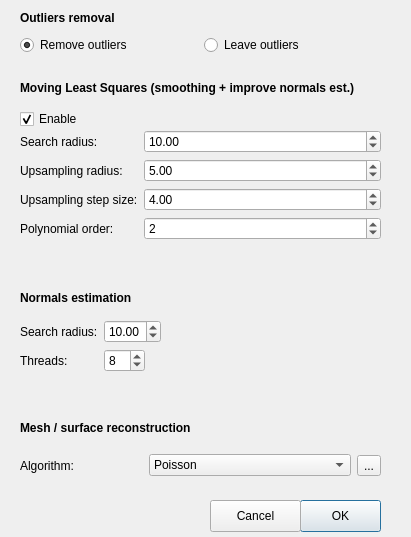
Old version of the form visualization/cave_view/paramsdialog.ui in the repository mathieu-clement/cs690-cave-surveying.
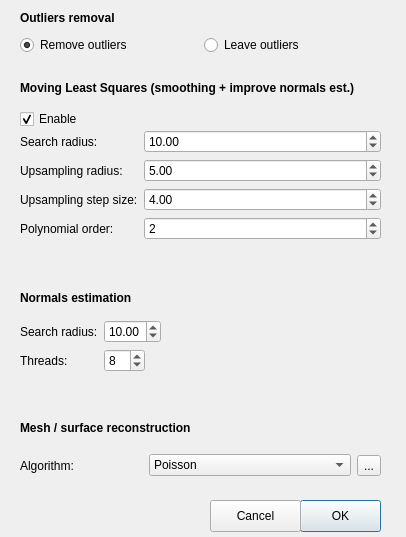
New version of the form.

Commit message: label was too narrow

```diff
--- a/visualization/cave_view/paramsdialog.ui
+++ b/visualization/cave_view/paramsdialog.ui
@@ -6,7 +6,7 @@
    <rect>
     <x>0</x>
     <y>0</y>
-    <width>411</width>
+    <width>406</width>
     <height>537</height>
    </rect>
   </property>
@@ -21,7 +21,7 @@
     <rect>
      <x>20</x>
      <y>80</y>
-     <width>371</width>
+     <width>381</width>
      <height>16</height>
     </rect>
    </property>
```
